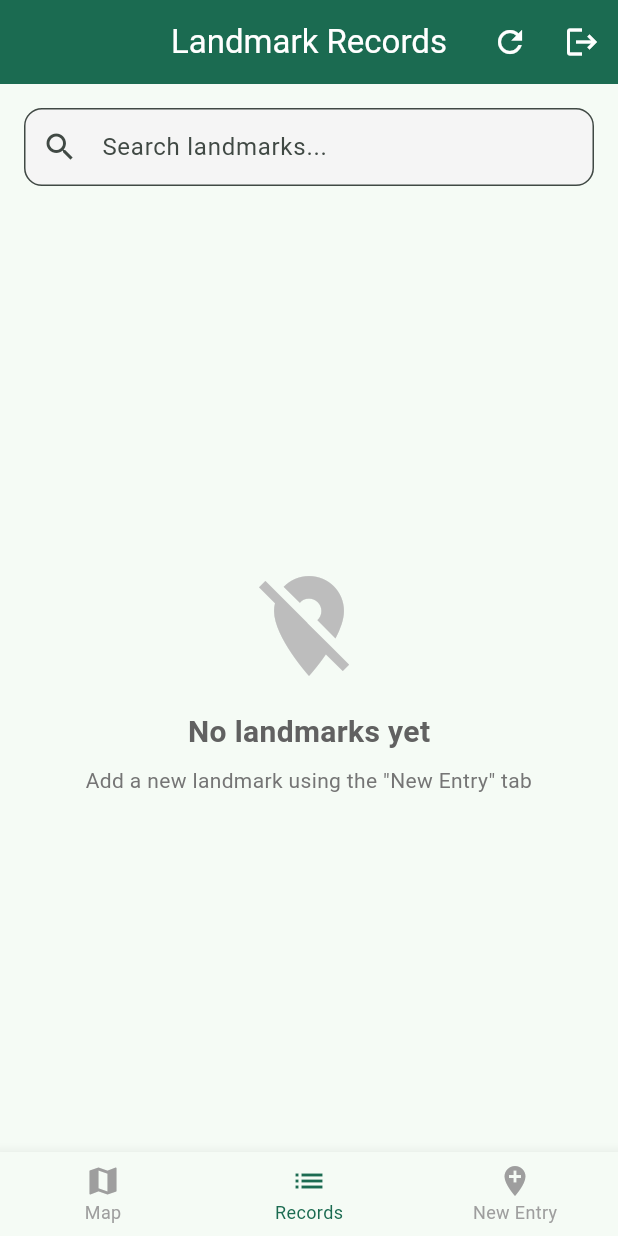
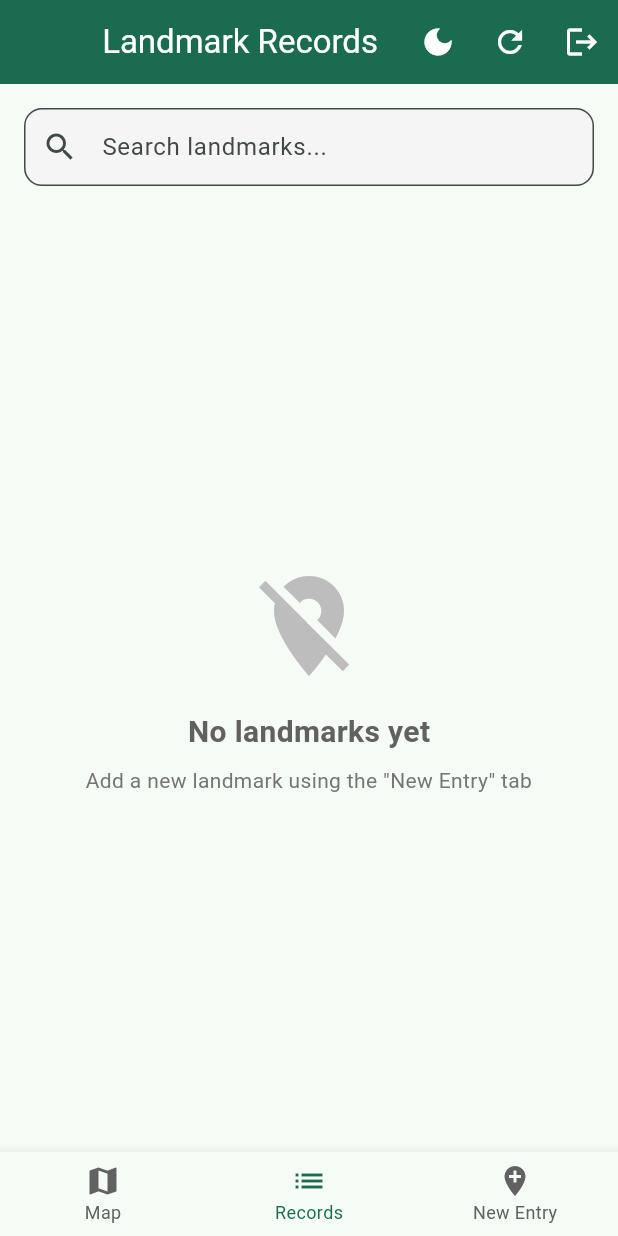
Before and after one commit to echo-anik/CSE489-MID, a Flutter app: the screen it shows after launch, on a phone screen of 412 x 824 dp. Run offline on Flutter 3.47's test engine with Material 3 defaults, Android fonts, the phone set to English and light mode, and no system bars; our stand-ins replace connectivity_plus, dio, floor, geolocator, google_maps_flutter, image_picker and 3 more; accounts and stored records are empty; generated files the repository leaves out were written again; network calls fail.

Commit message:
fix: theme-aware nav button colors

```diff
--- a/lib/screens/home_screen.dart
+++ b/lib/screens/home_screen.dart
@@ -4,6 +4,7 @@ import 'map_screen.dart';
 import 'list_screen.dart';
 import 'form_screen.dart';
 import '../providers/landmark_provider.dart';
+import '../providers/theme_provider.dart';
 
 /// Home screen with bottom navigation bar
 /// Manages navigation between Map, Records, and New Entry tabs
@@ -114,6 +115,24 @@ class _HomeScreenState extends State<HomeScreen> {
         backgroundColor: Theme.of(context).primaryColor,
         foregroundColor: Colors.white,
         actions: [
+          // Theme toggle button
+          Consumer<ThemeProvider>(
+            builder: (context, themeProvider, child) {
+              return IconButton(
+                icon: Icon(
+                  themeProvider.themeMode == ThemeMode.dark
+                      ? Icons.light_mode
+                      : Icons.dark_mode,
+                ),
+                tooltip: themeProvider.themeMode == ThemeMode.dark
+                    ? 'Switch to Light Mode'
+                    : 'Switch to Dark Mode',
+                onPressed: () {
+                  themeProvider.toggleTheme();
+                },
+              );
+            },
+          ),
           // Refresh button
           IconButton(
             icon: const Icon(Icons.refresh),
@@ -141,7 +160,9 @@ class _HomeScreenState extends State<HomeScreen> {
         },
         type: BottomNavigationBarType.fixed,
         selectedItemColor: Theme.of(context).primaryColor,
-        unselectedItemColor: Colors.grey,
+        unselectedItemColor: Theme.of(context).brightness == Brightness.dark
+            ? Colors.grey[400]
+            : Colors.grey[700],
         selectedFontSize: 12,
         unselectedFontSize: 12,
         items: const [
```
